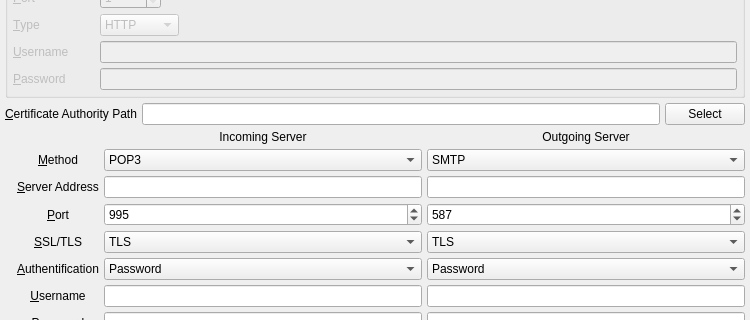
Qt form branches/trunk/UI/poptastic-retrophone-settings.ui (textbrowser/spot-on) before a commit; both pictures show x 0 to 750 and y 99 to 419 of the 750 by 662 pixel window.
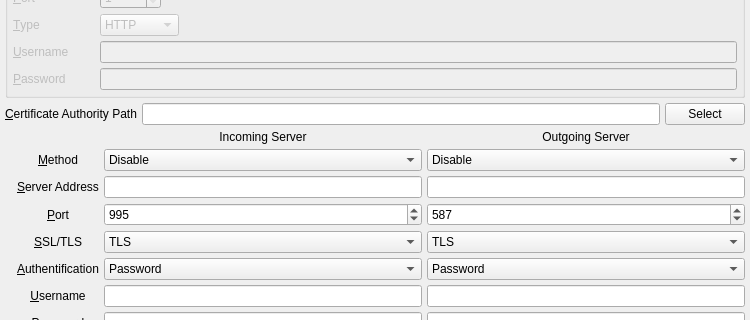
The same form after that commit. Icons and pictures are not drawn.

```diff
--- a/branches/trunk/UI/poptastic-retrophone-settings.ui
+++ b/branches/trunk/UI/poptastic-retrophone-settings.ui
@@ -277,7 +277,7 @@
        <item row="1" column="1">
         <widget class="QComboBox" name="in_method">
          <property name="currentIndex">
-          <number>2</number>
+          <number>0</number>
          </property>
          <property name="sizeAdjustPolicy">
           <enum>QComboBox::AdjustToContents</enum>
@@ -416,7 +416,7 @@
        <item row="1" column="3">
         <widget class="QComboBox" name="out_method">
          <property name="currentIndex">
-          <number>1</number>
+          <number>0</number>
          </property>
          <property name="sizeAdjustPolicy">
           <enum>QComboBox::AdjustToContents</enum>
```
